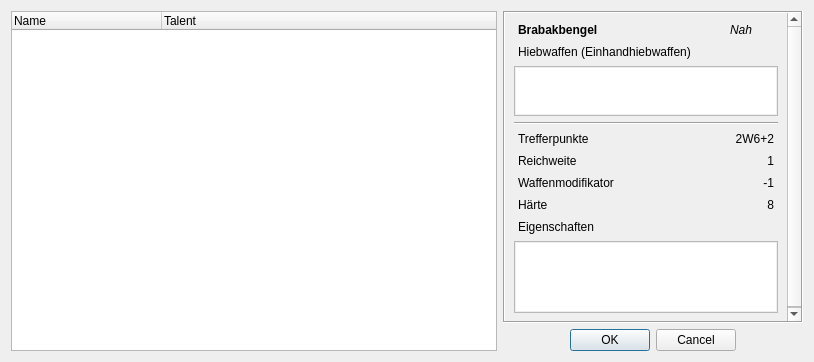
Qt form UI/CharakterWaffen.ui (Aeolitus/Sephrasto) before a commit.
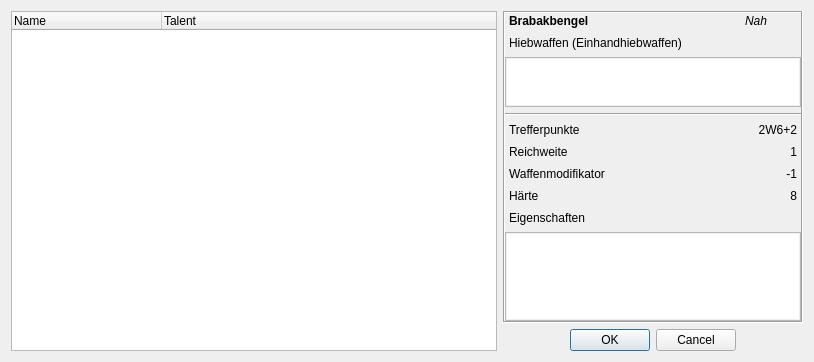
The same form after that commit.

Commit message: UI: Made convert.bat maintenance-free and replaced hardcodeed path by the prerequisite that python/scripts is in the environment path for pyuic5. UI: Fixed many tabstops. UI: Some files had margins manually removed inside the generated code. Moved it into the ui files.

The edit to the form file:
```diff
--- a/UI/CharakterWaffen.ui
+++ b/UI/CharakterWaffen.ui
@@ -55,6 +55,18 @@
          </rect>
         </property>
         <layout class="QGridLayout" name="gridLayout">
+         <property name="leftMargin">
+          <number>0</number>
+         </property>
+         <property name="topMargin">
+          <number>0</number>
+         </property>
+         <property name="rightMargin">
+          <number>0</number>
+         </property>
+         <property name="bottomMargin">
+          <number>0</number>
+         </property>
          <item row="9" column="2">
           <widget class="QLabel" name="labelH">
            <property name="text">
```
Left out of the diff: 6 changed lines with no effect on the pictures. The commit also changes 34 other files.
